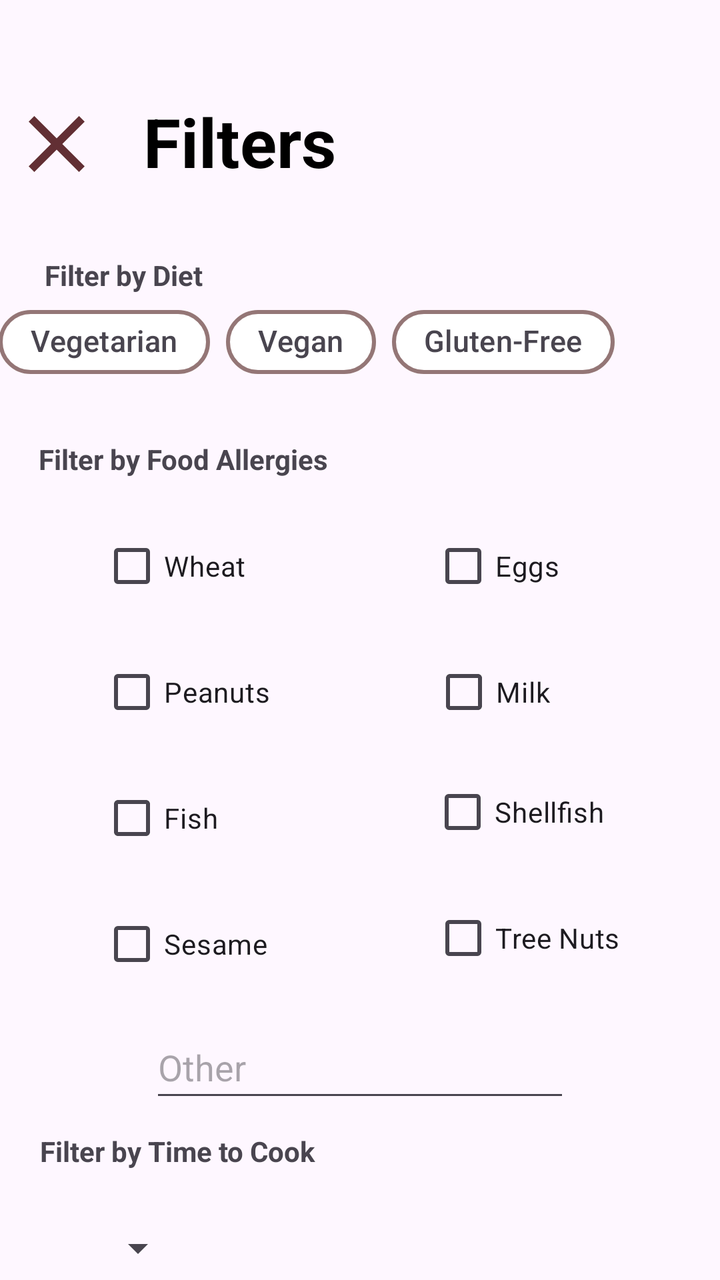
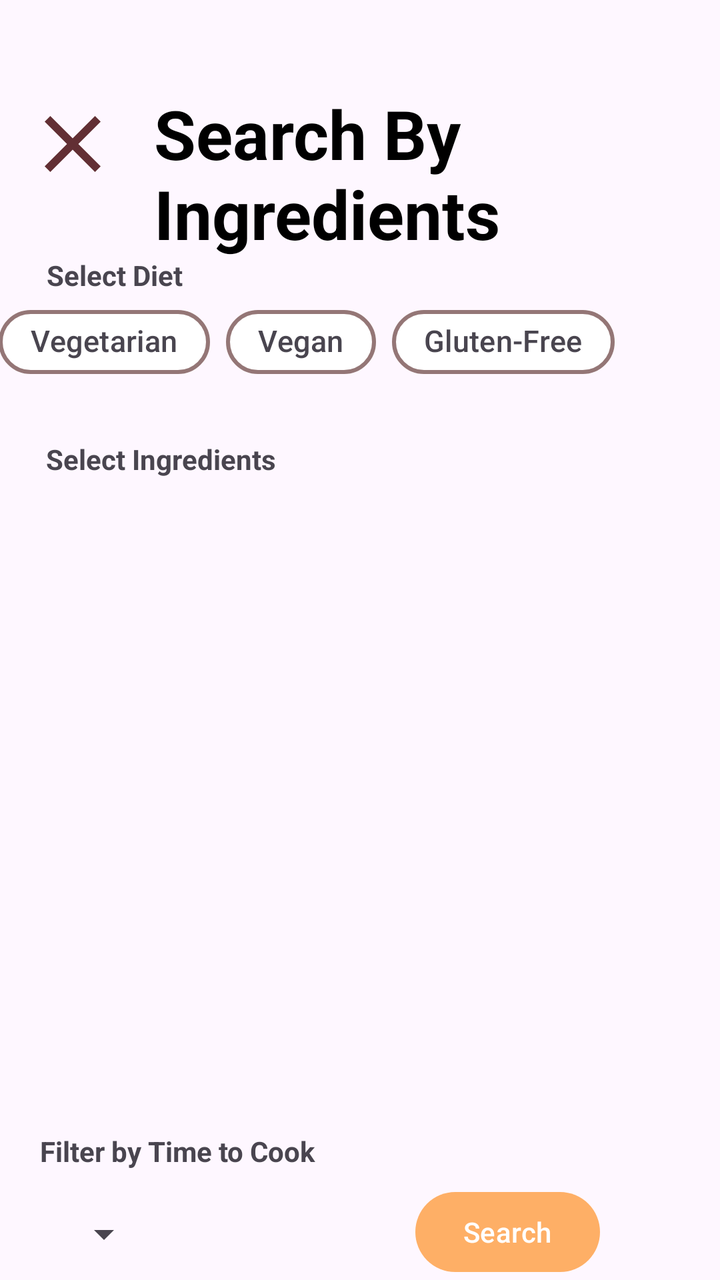

Two renders of the same Android screen: before a commit and after it. Below are the layout's source before the change and the commit's diff.
<!-- AndroidManifest.xml: application theme Theme.MealPlannerApp -->
<!-- res/layout/fragment_filters.xml -->
<?xml version="1.0" encoding="utf-8"?>
<androidx.constraintlayout.widget.ConstraintLayout xmlns:android="http://schemas.android.com/apk/res/android"
    xmlns:app="http://schemas.android.com/apk/res-auto"
    xmlns:tools="http://schemas.android.com/tools"
    android:layout_width="match_parent"
    android:layout_height="match_parent">

    <CheckBox
        android:id="@+id/milkCheckBox"
        android:layout_width="wrap_content"
        android:layout_height="wrap_content"
        android:layout_marginTop="15dp"
        android:layout_marginEnd="85dp"
        android:text="Milk"
        app:layout_constraintEnd_toEndOf="parent"
        app:layout_constraintTop_toBottomOf="@+id/eggsCheckBox" />

    <CheckBox
        android:id="@+id/fishCheckBox"
        android:layout_width="wrap_content"
        android:layout_height="wrap_content"
        android:layout_marginStart="50dp"
        android:layout_marginTop="15dp"
        android:text="Fish"
        app:layout_constraintStart_toStartOf="parent"
        app:layout_constraintTop_toBottomOf="@+id/peanutsCheckBox" />

    <ImageButton
        android:id="@+id/imageButton_exit"
        android:layout_width="48dp"
        android:layout_height="48dp"
        android:layout_marginTop="48dp"
        android:background="#00FFFFFF"
        android:contentDescription="Exit"
        android:scaleType="fitCenter"
        android:src="@drawable/cross"
        app:layout_constraintEnd_toStartOf="@+id/textView_filter_title"
        app:layout_constraintHorizontal_bias="0.426"
        app:layout_constraintStart_toStartOf="parent"
        app:layout_constraintTop_toTopOf="parent"
        app:tint="@color/darkRed" />

    <TextView
        android:id="@+id/textView_filter_title"
        android:layout_width="110dp"
        android:layout_height="48dp"
        android:layout_marginTop="48dp"
        android:layout_marginEnd="192dp"
        android:text="Filters"
        android:textAlignment="viewEnd"
        android:textColor="#000000"
        android:textSize="34sp"
        android:textStyle="bold"
        app:layout_constraintBottom_toTopOf="@+id/textView_diet"
        app:layout_constraintEnd_toEndOf="parent"
        app:layout_constraintTop_toTopOf="parent"
        app:layout_constraintVertical_bias="0.0" />

    <TextView
        android:id="@+id/textView_diet"
        android:layout_width="wrap_content"
        android:layout_height="wrap_content"
        android:layout_marginTop="32dp"
        android:text="Filter by Diet"
        android:textStyle="bold"
        app:layout_constraintEnd_toEndOf="parent"
        app:layout_constraintHorizontal_bias="0.08"
        app:layout_constraintStart_toStartOf="parent"
        app:layout_constraintTop_toBottomOf="@+id/imageButton_exit" />

    <com.google.android.material.chip.ChipGroup
        android:id="@+id/chipGroup"
        android:layout_width="362dp"
        android:layout_height="61dp"
        app:layout_constraintEnd_toEndOf="parent"
        app:layout_constraintHorizontal_bias="0.5"
        app:layout_constraintStart_toStartOf="parent"
        app:layout_constraintTop_toBottomOf="@+id/textView_diet">

        <com.google.android.material.chip.Chip
            android:id="@+id/chip_vegetarian"
            style="@style/Widget.Material3.Chip.Filter"
            android:layout_width="wrap_content"
            android:layout_height="wrap_content"
            android:text="Vegetarian"
            android:textSize="15sp"
            app:chipBackgroundColor="@color/chip_state_list"
            app:chipCornerRadius="30dp"
            app:chipStrokeColor="@color/dullRed"
            app:chipStrokeWidth="2dp"
            app:rippleColor="#33AAAAAA" />

        <com.google.android.material.chip.Chip
            android:id="@+id/chip_vegan"
            style="@style/Widget.Material3.Chip.Filter"
            android:layout_width="wrap_content"
            android:layout_height="wrap_content"
            android:text="Vegan"
            android:textSize="15sp"
            app:chipBackgroundColor="@color/chip_state_list"
            app:chipCornerRadius="30dp"
            app:chipStrokeColor="@color/dullRed"
            app:chipStrokeWidth="2dp"
            app:rippleColor="#33AAAAAA" />

        <com.google.android.material.chip.Chip
            android:id="@+id/chip_gluten"
            style="@style/Widget.Material3.Chip.Filter"
            android:layout_width="wrap_content"
            android:layout_height="wrap_content"
            android:text="Gluten-Free"
            android:textSize="15sp"
            app:chipBackgroundColor="@color/chip_state_list"
            app:chipCornerRadius="30dp"
            app:chipStrokeColor="@color/dullRed"
            app:chipStrokeWidth="2dp"
            app:rippleColor="#33AAAAAA" />
    </com.google.android.material.chip.ChipGroup>

    <TextView
        android:id="@+id/textView_allergies"
        android:layout_width="wrap_content"
        android:layout_height="wrap_content"
        android:layout_marginTop="12dp"
        android:text="Filter by Food Allergies"
        android:textStyle="bold"
        app:layout_constraintEnd_toEndOf="parent"
        app:layout_constraintHorizontal_bias="0.09"
        app:layout_constraintStart_toStartOf="parent"
        app:layout_constraintTop_toBottomOf="@+id/chipGroup" />

    <CheckBox
        android:id="@+id/wheatCheckBox"
        android:layout_width="wrap_content"
        android:layout_height="wrap_content"
        android:layout_marginStart="50dp"
        android:layout_marginTop="20dp"
        android:text="Wheat"
        app:layout_constraintStart_toStartOf="parent"
        app:layout_constraintTop_toBottomOf="@+id/textView_allergies" />

    <CheckBox
        android:id="@+id/peanutsCheckBox"
        android:layout_width="wrap_content"
        android:layout_height="wrap_content"
        android:layout_marginStart="50dp"
        android:layout_marginTop="15dp"
        android:text="Peanuts"
        app:layout_constraintStart_toStartOf="parent"
        app:layout_constraintTop_toBottomOf="@+id/wheatCheckBox" />

    <CheckBox
        android:id="@+id/shellfishCheckBox"
        android:layout_width="wrap_content"
        android:layout_height="wrap_content"
        android:layout_marginTop="12dp"
        android:layout_marginEnd="58dp"
        android:text="Shellfish"
        app:layout_constraintEnd_toEndOf="parent"
        app:layout_constraintTop_toBottomOf="@+id/milkCheckBox" />

    <CheckBox
        android:id="@+id/eggsCheckBox"
        android:layout_width="wrap_content"
        android:layout_height="wrap_content"
        android:layout_marginTop="20dp"
        android:layout_marginEnd="80dp"
        android:text="Eggs"
        app:layout_constraintEnd_toEndOf="parent"
        app:layout_constraintTop_toBottomOf="@+id/textView_allergies" />

    <CheckBox
        android:id="@+id/sesameCheckBox"
        android:layout_width="wrap_content"
        android:layout_height="wrap_content"
        android:layout_marginStart="50dp"
        android:layout_marginTop="15dp"
        android:text="Sesame"
        app:layout_constraintStart_toStartOf="parent"
        app:layout_constraintTop_toBottomOf="@+id/fishCheckBox" />

    <CheckBox
        android:id="@+id/treenutsCheckBox"
        android:layout_width="wrap_content"
        android:layout_height="wrap_content"
        android:layout_marginTop="15dp"
        android:layout_marginEnd="50dp"
        android:text="Tree Nuts"
        app:layout_constraintEnd_toEndOf="parent"
        app:layout_constraintTop_toBottomOf="@+id/shellfishCheckBox" />

    <EditText
        android:id="@+id/otherEditText"
        android:layout_width="wrap_content"
        android:layout_height="48dp"
        android:layout_marginTop="15dp"
        android:ems="10"
        android:hint="Other"
        android:inputType="text"
        app:layout_constraintEnd_toEndOf="parent"
        app:layout_constraintStart_toStartOf="parent"
        app:layout_constraintTop_toBottomOf="@+id/treenutsCheckBox" />

    <TextView
        android:id="@+id/ttcTextView"
        android:layout_width="wrap_content"
        android:layout_height="wrap_content"
        android:layout_marginTop="10dp"
        android:text="Filter by Time to Cook"
        android:textStyle="bold"
        app:layout_constraintEnd_toEndOf="parent"
        app:layout_constraintHorizontal_bias="0.09"
        app:layout_constraintStart_toStartOf="parent"
        app:layout_constraintTop_toBottomOf="@+id/otherEditText" />

    <Spinner
        android:id="@+id/ttcSpinner"
        android:layout_width="wrap_content"
        android:layout_height="48dp"
        android:layout_marginStart="45dp"
        android:layout_marginTop="15dp"
        app:layout_constraintStart_toStartOf="parent"
        app:layout_constraintTop_toBottomOf="@+id/ttcTextView" />

</androidx.constraintlayout.widget.ConstraintLayout>
<!-- resources referenced by this layout -->
<resources>
  <color name="darkRed">#622f34</color>
  <color name="dullRed">#947676</color>
  <!-- drawable cross (drawable) -->
  <vector android:height="24dp" android:tint="#000000"
      android:viewportHeight="24" android:viewportWidth="24"
      android:width="24dp" xmlns:android="http://schemas.android.com/apk/res/android">
      <path android:fillColor="@android:color/white" android:pathData="M19,6.41L17.59,5 12,10.59 6.41,5 5,6.41 10.59,12 5,17.59 6.41,19 12,13.41 17.59,19 19,17.59 13.41,12z"/>
  </vector>
  <style name="Theme.MealPlannerApp" parent="Base.Theme.MealPlannerApp" />
  <style name="Base.Theme.MealPlannerApp" parent="Theme.Material3.DayNight.NoActionBar">
          
          <item name="colorPrimary">@color/orange</item>
          <item name="colorPrimaryVariant">@color/darkRed</item>
          <item name="colorAccent">@color/reddishOrange</item>
          <item name="android:statusBarColor">@color/reddishOrange</item>
          <item name="android:navigationBarColor">@color/orange</item>
      </style>
  <color name="orange">#feaf66</color>
  <color name="reddishOrange">#e06456</color>
</resources>

<!-- the commit's change to res/layout/fragment_filters.xml (unified diff, before → after) -->
@@ -1,29 +1,9 @@
 <?xml version="1.0" encoding="utf-8"?>
-<androidx.constraintlayout.widget.ConstraintLayout xmlns:android="http://schemas.android.com/apk/res/android"
+<androidx.constraintlayout.widget.ConstraintLayout     xmlns:android="http://schemas.android.com/apk/res/android"
     xmlns:app="http://schemas.android.com/apk/res-auto"
     xmlns:tools="http://schemas.android.com/tools"
     android:layout_width="match_parent"
-    android:layout_height="match_parent">
-
-    <CheckBox
-        android:id="@+id/milkCheckBox"
-        android:layout_width="wrap_content"
-        android:layout_height="wrap_content"
-        android:layout_marginTop="15dp"
-        android:layout_marginEnd="85dp"
-        android:text="Milk"
-        app:layout_constraintEnd_toEndOf="parent"
-        app:layout_constraintTop_toBottomOf="@+id/eggsCheckBox" />
-
-    <CheckBox
-        android:id="@+id/fishCheckBox"
-        android:layout_width="wrap_content"
-        android:layout_height="wrap_content"
-        android:layout_marginStart="50dp"
-        android:layout_marginTop="15dp"
-        android:text="Fish"
-        app:layout_constraintStart_toStartOf="parent"
-        app:layout_constraintTop_toBottomOf="@+id/peanutsCheckBox" />
+    android:layout_height="wrap_content">
 
     <ImageButton
         android:id="@+id/imageButton_exit"
@@ -42,26 +22,26 @@
 
     <TextView
         android:id="@+id/textView_filter_title"
-        android:layout_width="110dp"
-        android:layout_height="48dp"
+        android:layout_width="183dp"
+        android:layout_height="84dp"
         android:layout_marginTop="48dp"
-        android:layout_marginEnd="192dp"
-        android:text="Filters"
-        android:textAlignment="viewEnd"
+        android:layout_marginEnd="100dp"
+        android:text="Search By Ingredients"
+
         android:textColor="#000000"
         android:textSize="34sp"
         android:textStyle="bold"
         app:layout_constraintBottom_toTopOf="@+id/textView_diet"
         app:layout_constraintEnd_toEndOf="parent"
         app:layout_constraintTop_toTopOf="parent"
-        app:layout_constraintVertical_bias="0.0" />
+        app:layout_constraintVertical_bias="1.0" />
 
     <TextView
         android:id="@+id/textView_diet"
         android:layout_width="wrap_content"
         android:layout_height="wrap_content"
         android:layout_marginTop="32dp"
-        android:text="Filter by Diet"
+        android:text="Select Diet"
         android:textStyle="bold"
         app:layout_constraintEnd_toEndOf="parent"
         app:layout_constraintHorizontal_bias="0.08"
@@ -73,7 +53,7 @@
         android:layout_width="362dp"
         android:layout_height="61dp"
         app:layout_constraintEnd_toEndOf="parent"
-        app:layout_constraintHorizontal_bias="0.5"
+        app:layout_constraintHorizontal_bias="0.551"
         app:layout_constraintStart_toStartOf="parent"
         app:layout_constraintTop_toBottomOf="@+id/textView_diet">
 
@@ -122,104 +102,53 @@
         android:layout_width="wrap_content"
         android:layout_height="wrap_content"
         android:layout_marginTop="12dp"
-        android:text="Filter by Food Allergies"
+        android:text="Select Ingredients"
         android:textStyle="bold"
         app:layout_constraintEnd_toEndOf="parent"
-        app:layout_constraintHorizontal_bias="0.09"
+        app:layout_constraintHorizontal_bias="0.094"
         app:layout_constraintStart_toStartOf="parent"
         app:layout_constraintTop_toBottomOf="@+id/chipGroup" />
-
-    <CheckBox
-        android:id="@+id/wheatCheckBox"
-        android:layout_width="wrap_content"
-        android:layout_height="wrap_content"
-        android:layout_marginStart="50dp"
-        android:layout_marginTop="20dp"
-        android:text="Wheat"
-        app:layout_constraintStart_toStartOf="parent"
-        app:layout_constraintTop_toBottomOf="@+id/textView_allergies" />
-
-    <CheckBox
-        android:id="@+id/peanutsCheckBox"
-        android:layout_width="wrap_content"
-        android:layout_height="wrap_content"
-        android:layout_marginStart="50dp"
-        android:layout_marginTop="15dp"
-        android:text="Peanuts"
-        app:layout_constraintStart_toStartOf="parent"
-        app:layout_constraintTop_toBottomOf="@+id/wheatCheckBox" />
-
-    <CheckBox
-        android:id="@+id/shellfishCheckBox"
-        android:layout_width="wrap_content"
-        android:layout_height="wrap_content"
-        android:layout_marginTop="12dp"
-        android:layout_marginEnd="58dp"
-        android:text="Shellfish"
-        app:layout_constraintEnd_toEndOf="parent"
-        app:layout_constraintTop_toBottomOf="@+id/milkCheckBox" />
-
-    <CheckBox
-        android:id="@+id/eggsCheckBox"
-        android:layout_width="wrap_content"
-        android:layout_height="wrap_content"
-        android:layout_marginTop="20dp"
-        android:layout_marginEnd="80dp"
-        android:text="Eggs"
-        app:layout_constraintEnd_toEndOf="parent"
-        app:layout_constraintTop_toBottomOf="@+id/textView_allergies" />
-
-    <CheckBox
-        android:id="@+id/sesameCheckBox"
-        android:layout_width="wrap_content"
-        android:layout_height="wrap_content"
-        android:layout_marginStart="50dp"
-        android:layout_marginTop="15dp"
-        android:text="Sesame"
-        app:layout_constraintStart_toStartOf="parent"
-        app:layout_constraintTop_toBottomOf="@+id/fishCheckBox" />
-
-    <CheckBox
-        android:id="@+id/treenutsCheckBox"
-        android:layout_width="wrap_content"
-        android:layout_height="wrap_content"
-        android:layout_marginTop="15dp"
-        android:layout_marginEnd="50dp"
-        android:text="Tree Nuts"
-        app:layout_constraintEnd_toEndOf="parent"
-        app:layout_constraintTop_toBottomOf="@+id/shellfishCheckBox" />
-
-    <EditText
-        android:id="@+id/otherEditText"
-        android:layout_width="wrap_content"
-        android:layout_height="48dp"
-        android:layout_marginTop="15dp"
-        android:ems="10"
-        android:hint="Other"
-        android:inputType="text"
-        app:layout_constraintEnd_toEndOf="parent"
-        app:layout_constraintStart_toStartOf="parent"
-        app:layout_constraintTop_toBottomOf="@+id/treenutsCheckBox" />
 
     <TextView
         android:id="@+id/ttcTextView"
         android:layout_width="wrap_content"
         android:layout_height="wrap_content"
-        android:layout_marginTop="10dp"
+        android:layout_marginTop="58dp"
         android:text="Filter by Time to Cook"
         android:textStyle="bold"
         app:layout_constraintEnd_toEndOf="parent"
         app:layout_constraintHorizontal_bias="0.09"
         app:layout_constraintStart_toStartOf="parent"
-        app:layout_constraintTop_toBottomOf="@+id/otherEditText" />
+        app:layout_constraintTop_toBottomOf="@+id/recyclerViewFilters" />
 
     <Spinner
         android:id="@+id/ttcSpinner"
         android:layout_width="wrap_content"
         android:layout_height="48dp"
-        android:layout_marginStart="45dp"
-        android:layout_marginTop="15dp"
+        android:layout_marginStart="28dp"
+        android:layout_marginTop="8dp"
         app:layout_constraintStart_toStartOf="parent"
         app:layout_constraintTop_toBottomOf="@+id/ttcTextView" />
 
+    <androidx.recyclerview.widget.RecyclerView
+        android:id="@+id/recyclerViewFilters"
+        android:layout_width="409dp"
+        android:layout_height="267dp"
+        android:layout_marginTop="2dp"
+        app:layout_constraintEnd_toEndOf="parent"
+        app:layout_constraintStart_toStartOf="parent"
+        app:layout_constraintTop_toBottomOf="@+id/textView_allergies" />
+
+    <Button
+        android:id="@+id/buttonSearchByIngredients"
+        android:layout_width="wrap_content"
+        android:layout_height="wrap_content"
+        android:layout_marginTop="84dp"
+        android:text="Search"
+        app:layout_constraintBottom_toBottomOf="parent"
+        app:layout_constraintEnd_toEndOf="parent"
+        app:layout_constraintHorizontal_bias="0.687"
+        app:layout_constraintStart_toEndOf="@+id/ttcSpinner"
+        app:layout_constraintTop_toBottomOf="@+id/recyclerViewFilters" />
+
 </androidx.constraintlayout.widget.ConstraintLayout>
